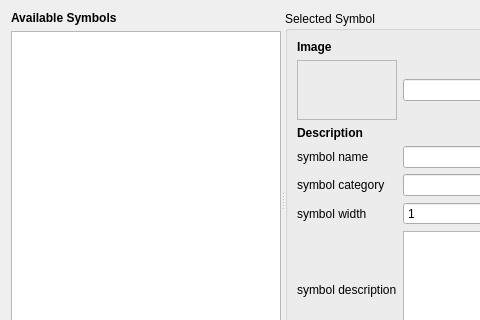
First picture: the form in sconcho/gui/ui/manageKnittingSymbolDialog.ui, repository haskelladdict/sconcho, before the edit; both pictures show x 0 to 480 and y 0 to 320 of the 702 by 427 pixel window.
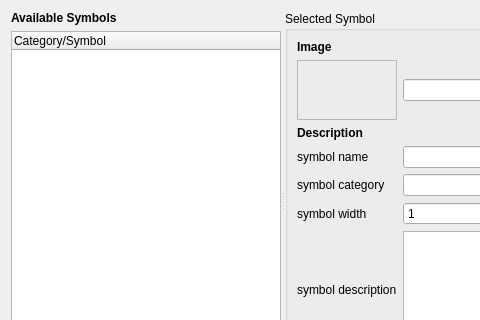
Second picture: the form after the edit.

Commit message: Added more code for custom symbol managing widget.

```diff
--- a/sconcho/gui/ui/manageKnittingSymbolDialog.ui
+++ b/sconcho/gui/ui/manageKnittingSymbolDialog.ui
@@ -33,7 +33,16 @@
         </widget>
        </item>
        <item>
-        <widget class="QListView" name="availableSymbolsListView"/>
+        <widget class="QTreeWidget" name="availableSymbolsWidget">
+         <property name="columnCount">
+          <number>1</number>
+         </property>
+         <column>
+          <property name="text">
+           <string>Category/Symbol</string>
+          </property>
+         </column>
+        </widget>
        </item>
       </layout>
      </widget>
```
The commit also changes 10 other files.
